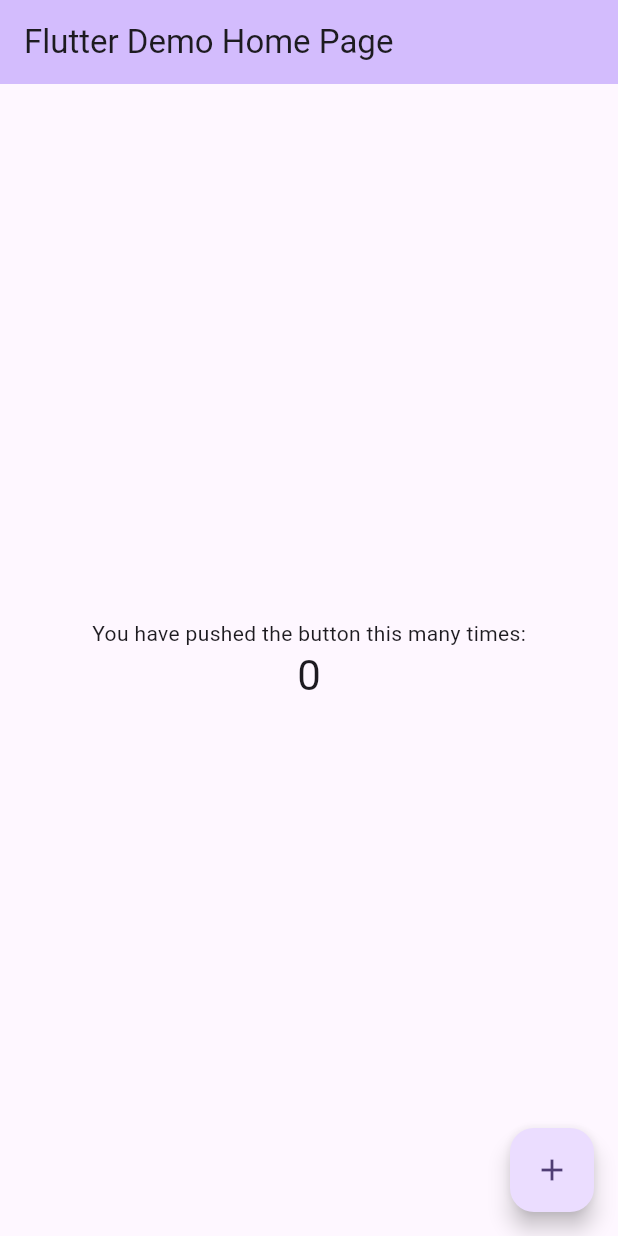
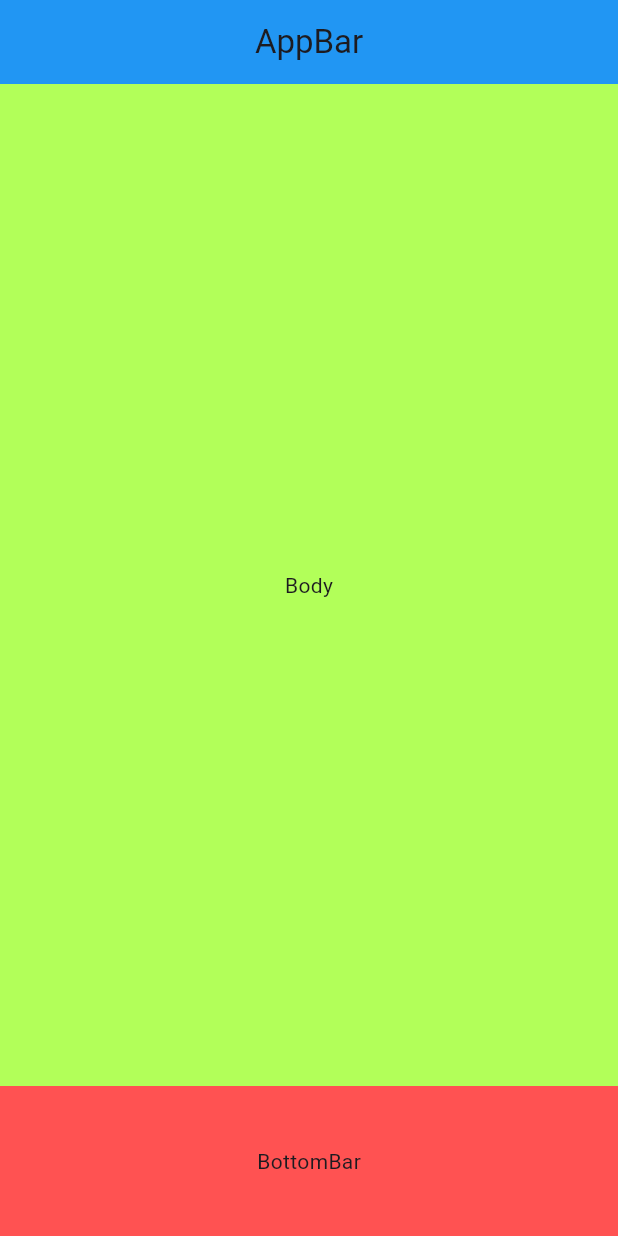
Before and after one commit to Foompe/p_ud5_bici, a Flutter app: the screen it shows after launch, on a phone screen of 412 x 824 dp. Run offline on Flutter 3.47's test engine with Material 3 defaults, Android fonts, the phone set to English and light mode, and no system bars.

Commit message:
Borrador de estacion(modelo) y home_screen

```diff
--- a/lib/main.dart
+++ b/lib/main.dart
@@ -1,4 +1,5 @@
 import 'package:flutter/material.dart';
+import 'package:p_ud5_bici/views/screens/home_screen.dart';
 
 void main() {
   runApp(const MyApp());
@@ -11,112 +12,7 @@ class MyApp extends StatelessWidget {
   @override
   Widget build(BuildContext context) {
     return MaterialApp(
-      title: 'Flutter Demo',
-      theme: ThemeData(
-        // This is the theme of your application.
-        //
-        // TRY THIS: Try running your application with "flutter run". You'll see
-        // the application has a purple toolbar. Then, without quitting the app,
-        // try changing the seedColor in the colorScheme below to Colors.green
-        // and then invoke "hot reload" (save your changes or press the "hot
-        // reload" button in a Flutter-supported IDE, or press "r" if you used
-        // the command line to start the app).
-        //
-        // Notice that the counter didn't reset back to zero; the application
-        // state is not lost during the reload. To reset the state, use hot
-        // restart instead.
-        //
-        // This works for code too, not just values: Most code changes can be
-        // tested with just a hot reload.
-        colorScheme: .fromSeed(seedColor: Colors.deepPurple),
-      ),
-      home: const MyHomePage(title: 'Flutter Demo Home Page'),
+      home: HomeScreen(),
     );
   }
 }
-
-class MyHomePage extends StatefulWidget {
-  const MyHomePage({super.key, required this.title});
-
-  // This widget is the home page of your application. It is stateful, meaning
-  // that it has a State object (defined below) that contains fields that affect
-  // how it looks.
-
-  // This class is the configuration for the state. It holds the values (in this
-  // case the title) provided by the parent (in this case the App widget) and
-  // used by the build method of the State. Fields in a Widget subclass are
-  // always marked "final".
-
-  final String title;
-
-  @override
-  State<MyHomePage> createState() => _MyHomePageState();
-}
-
-class _MyHomePageState extends State<MyHomePage> {
-  int _counter = 0;
-
-  void _incrementCounter() {
-    setState(() {
-      // This call to setState tells the Flutter framework that something has
-      // changed in this State, which causes it to rerun the build method below
-      // so that the display can reflect the updated values. If we changed
-      // _counter without calling setState(), then the build method would not be
-      // called again, and so nothing would appear to happen.
-      _counter++;
-    });
-  }
-
-  @override
-  Widget build(BuildContext context) {
-    // This method is rerun every time setState is called, for instance as done
-    // by the _incrementCounter method above.
-    //
-    // The Flutter framework has been optimized to make rerunning build methods
-    // fast, so that you can just rebuild anything that needs updating rather
-    // than having to individually change instances of widgets.
-    return Scaffold(
-      appBar: AppBar(
-        // TRY THIS: Try changing the color here to a specific color (to
-        // Colors.amber, perhaps?) and trigger a hot reload to see the AppBar
-        // change color while the other colors stay the same.
-        backgroundColor: Theme.of(context).colorScheme.inversePrimary,
-        // Here we take the value from the MyHomePage object that was created by
-        // the App.build method, and use it to set our appbar title.
-        title: Text(widget.title),
-      ),
-      body: Center(
-        // Center is a layout widget. It takes a single child and positions it
-        // in the middle of the parent.
-        child: Column(
-          // Column is also a layout widget. It takes a list of children and
-          // arranges them vertically. By default, it sizes itself to fit its
-          // children horizontally, and tries to be as tall as its parent.
-          //
-          // Column has various properties to control how it sizes itself and
-          // how it positions its children. Here we use mainAxisAlignment to
-          // center the children vertically; the main axis here is the vertical
-          // axis because Columns are vertical (the cross axis would be
-          // horizontal).
-          //
-          // TRY THIS: Invoke "debug painting" (choose the "Toggle Debug Paint"
-          // action in the IDE, or press "p" in the console), to see the
-          // wireframe for each widget.
-          mainAxisAlignment: .center,
-          children: [
-            const Text('You have pushed the button this many times:'),
-            Text(
-              '$_counter',
-              style: Theme.of(context).textTheme.headlineMedium,
-            ),
-          ],
-        ),
-      ),
-      floatingActionButton: FloatingActionButton(
-        onPressed: _incrementCounter,
-        tooltip: 'Increment',
-        child: const Icon(Icons.add),
-      ),
-    );
-  }
-}
--- a/lib/views/screens/home_screen.dart
+++ b/lib/views/screens/home_screen.dart
@@ -0,0 +1,29 @@
+import 'package:flutter/material.dart';
+
+class HomeScreen extends StatelessWidget {
+  const HomeScreen({super.key});
+
+  @override
+  Widget build(BuildContext context) {
+    return Scaffold(
+      appBar: AppBar(
+        backgroundColor: Colors.blue,
+        title: const Text("AppBar"),
+        centerTitle: true,
+      ),
+
+      body: Container(
+        color: Colors.lightGreenAccent,
+        alignment: Alignment.center,
+        child: Text("Body")
+      ),
+
+      bottomNavigationBar: Container(
+        height: 100,
+        color: Colors.redAccent,
+        alignment: Alignment.center,
+        child: const Text("BottomBar"),
+      ),
+    );
+  }
+}
```
Also changed, not shown: lib/models/estacion.dart (+64 -0 lines), 1 other file.
